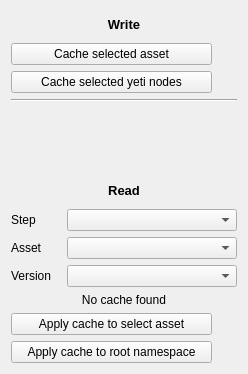
Psyop/psyhive, file scripts/maya_psyhive/tools/yeti/yeti_cache_tools.ui: the form before one commit.
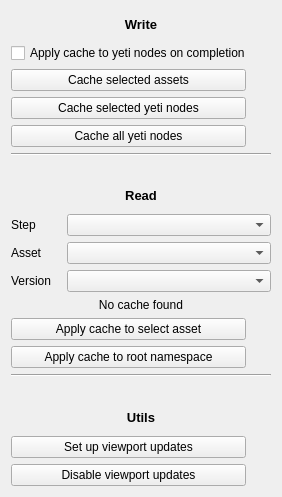
The form after the commit. Icons and pictures are not drawn. Custom widgets are drawn as their Qt base class.

Patch:
```diff
--- a/scripts/maya_psyhive/tools/yeti/yeti_cache_tools.ui
+++ b/scripts/maya_psyhive/tools/yeti/yeti_cache_tools.ui
@@ -6,8 +6,8 @@
    <rect>
     <x>0</x>
     <y>0</y>
-    <width>248</width>
-    <height>374</height>
+    <width>282</width>
+    <height>497</height>
    </rect>
   </property>
   <property name="windowTitle">
@@ -43,6 +43,13 @@
        </property>
       </widget>
      </item>
+     <item>
+      <widget class="QCheckBox" name="apply_on_complete">
+       <property name="text">
+        <string>Apply cache to yeti nodes on completion</string>
+       </property>
+      </widget>
+     </item>
      <item>
       <layout class="QHBoxLayout" name="horizontalLayout_5">
        <property name="spacing">
@@ -51,7 +58,7 @@
        <item>
         <widget class="QPushButton" name="cache_write_asset">
          <property name="text">
-          <string>Cache selected asset</string>
+          <string>Cache selected assets</string>
          </property>
         </widget>
        </item>
@@ -135,6 +142,52 @@
        </item>
       </layout>
      </item>
+     <item>
+      <layout class="QHBoxLayout" name="horizontalLayout_8">
+       <property name="spacing">
+        <number>4</number>
+       </property>
+       <item>
+        <widget class="QPushButton" name="cache_write_all_nodes">
+         <property name="text">
+          <string>Cache all yeti nodes</string>
+         </property>
+        </widget>
+       </item>
+       <item>
+        <widget class="QPushButton" name="cache_write_all_nodes_help">
+         <property name="minimumSize">
+          <size>
+           <width>0</width>
+           <height>0</height>
+          </size>
+         </property>
+         <property name="maximumSize">
+          <size>
+           <width>21</width>
+           <height>21</height>
+          </size>
+         </property>
+         <property name="text">
+          <string/>
+         </property>
+         <property name="icon">
+          <iconset>
+           <normaloff>P:/global/code/pipeline/bootstrap/psycons/icon_packs/EMOJI/icon.2458.png</normaloff>P:/global/code/pipeline/bootstrap/psycons/icon_packs/EMOJI/icon.2458.png</iconset>
+         </property>
+         <property name="iconSize">
+          <size>
+           <width>21</width>
+           <height>21</height>
+          </size>
+         </property>
+         <property name="flat">
+          <bool>true</bool>
+         </property>
+        </widget>
+       </item>
+      </layout>
+     </item>
      <item>
       <widget class="Line" name="line">
        <property name="orientation">
@@ -358,6 +411,141 @@
        </item>
       </layout>
      </item>
+     <item>
+      <widget class="Line" name="line_2">
+       <property name="orientation">
+        <enum>Qt::Horizontal</enum>
+       </property>
+      </widget>
+     </item>
+     <item>
+      <spacer name="verticalSpacer_2">
+       <property name="orientation">
+        <enum>Qt::Vertical</enum>
+       </property>
+       <property name="sizeHint" stdset="0">
+        <size>
+         <width>20</width>
+         <height>40</height>
+        </size>
+       </property>
+      </spacer>
+     </item>
+     <item>
+      <widget class="QLabel" name="label_6">
+       <property name="minimumSize">
+        <size>
+         <width>37</width>
+         <height>26</height>
+        </size>
+       </property>
+       <property name="font">
+        <font>
+         <pointsize>10</pointsize>
+         <weight>75</weight>
+         <bold>true</bold>
+        </font>
+       </property>
+       <property name="text">
+        <string>Utils</string>
+       </property>
+       <property name="alignment">
+        <set>Qt::AlignCenter</set>
+       </property>
+      </widget>
+     </item>
+     <item>
+      <layout class="QHBoxLayout" name="horizontalLayout_9">
+       <property name="spacing">
+        <number>4</number>
+       </property>
+       <item>
+        <widget class="HPushButton" name="apply_viewport_updates">
+         <property name="text">
+          <string>Set up viewport updates</string>
+         </property>
+        </widget>
+       </item>
+       <item>
+        <widget class="HPushButton" name="apply_viewport_updates_help">
+         <property name="minimumSize">
+          <size>
+           <width>0</width>
+           <height>0</height>
+          </size>
+         </property>
+         <property name="maximumSize">
+          <size>
+           <width>21</width>
+           <height>21</height>
+          </size>
+         </property>
+         <property name="text">
+          <string/>
+         </property>
+         <property name="icon">
+          <iconset>
+           <normaloff>P:/global/code/pipeline/bootstrap/psycons/icon_packs/EMOJI/icon.2458.png</normaloff>P:/global/code/pipeline/bootstrap/psycons/icon_packs/EMOJI/icon.2458.png</iconset>
+         </property>
+         <property name="iconSize">
+          <size>
+           <width>21</width>
+           <height>21</height>
+          </size>
+         </property>
+         <property name="flat">
+          <bool>true</bool>
+         </property>
+        </widget>
+       </item>
+      </layout>
+     </item>
+     <item>
+      <layout class="QHBoxLayout" name="horizontalLayout_10">
+       <property name="spacing">
+        <number>4</number>
+       </property>
+       <item>
+        <widget class="HPushButton" name="disable_viewport_updates">
+         <property name="text">
+          <string>Disable viewport updates</string>
+         </property>
+        </widget>
+       </item>
+       <item>
+        <widget class="HPushButton" name="disable_viewport_updates_help">
+         <property name="minimumSize">
+          <size>
+           <width>0</width>
+           <height>0</height>
+          </size>
+         </property>
+         <property name="maximumSize">
+          <size>
+           <width>21</width>
+           <height>21</height>
+          </size>
+         </property>
+         <property name="text">
+          <string/>
+         </property>
+         <property name="icon">
+          <iconset>
+           <normaloff>P:/global/code/pipeline/bootstrap/psycons/icon_packs/EMOJI/icon.2458.png</normaloff>P:/global/code/pipeline/bootstrap/psycons/icon_packs/EMOJI/icon.2458.png</iconset>
+         </property>
+         <property name="iconSize">
+          <size>
+           <width>21</width>
+           <height>21</height>
+          </size>
+         </property>
+         <property name="flat">
+          <bool>true</bool>
+         </property>
+        </widget>
+       </item>
+      </layout>
+     </item>
     </layout>
    </item>
   </layout>
```
Left out of the diff: 4 changed lines with no effect on the pictures.
